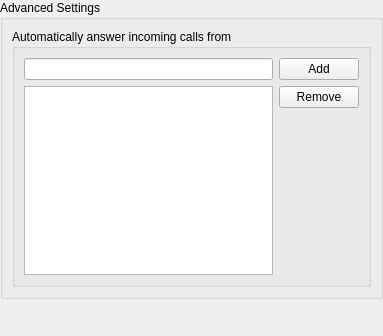
Above: wengophone/src/presentation/qt/config/AdvancedSettings.ui from tkrotoff/WengoPhone before the change. Below: the same form after it.
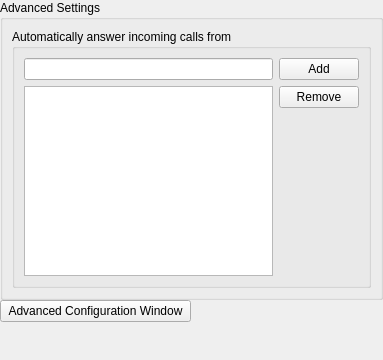
That is the form after the change.

Commit message: AdvancedConfigWindow moved from the main window menu

Diff of the .ui file:
```diff
--- a/wengophone/src/presentation/qt/config/AdvancedSettings.ui
+++ b/wengophone/src/presentation/qt/config/AdvancedSettings.ui
@@ -9,7 +9,7 @@
     <x>0</x>
     <y>0</y>
     <width>383</width>
-    <height>336</height>
+    <height>360</height>
    </rect>
   </property>
   <layout class="QGridLayout" >
@@ -20,6 +20,13 @@
     <number>0</number>
    </property>
    <item row="1" column="0" >
+    <widget class="QPushButton" name="advancedConfigWindowButton" >
+     <property name="text" >
+      <string>Advanced Configuration Window</string>
+     </property>
+    </widget>
+   </item>
+   <item row="2" column="1" >
     <spacer>
      <property name="orientation" >
       <enum>Qt::Vertical</enum>
@@ -32,7 +39,7 @@
      </property>
     </spacer>
    </item>
-   <item row="0" column="0" >
+   <item row="0" column="0" colspan="2" >
     <widget class="QGroupBox" name="groupBox" >
      <property name="title" >
       <string>Advanced Settings</string>
```
The commit also changes 6 other files.
